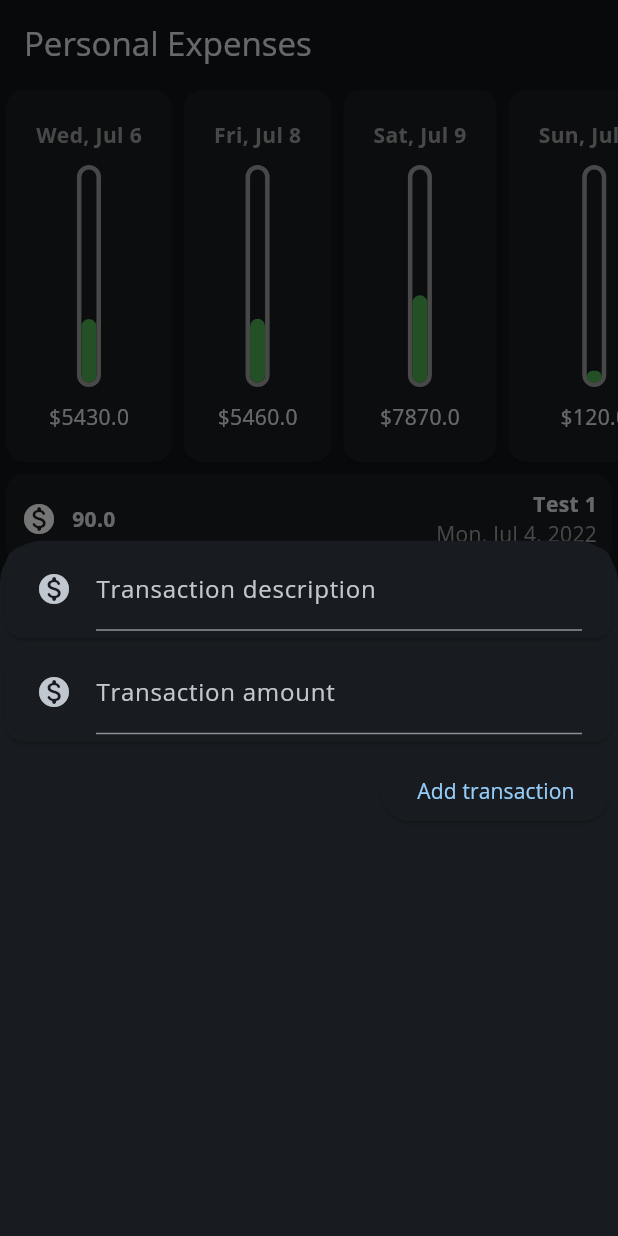
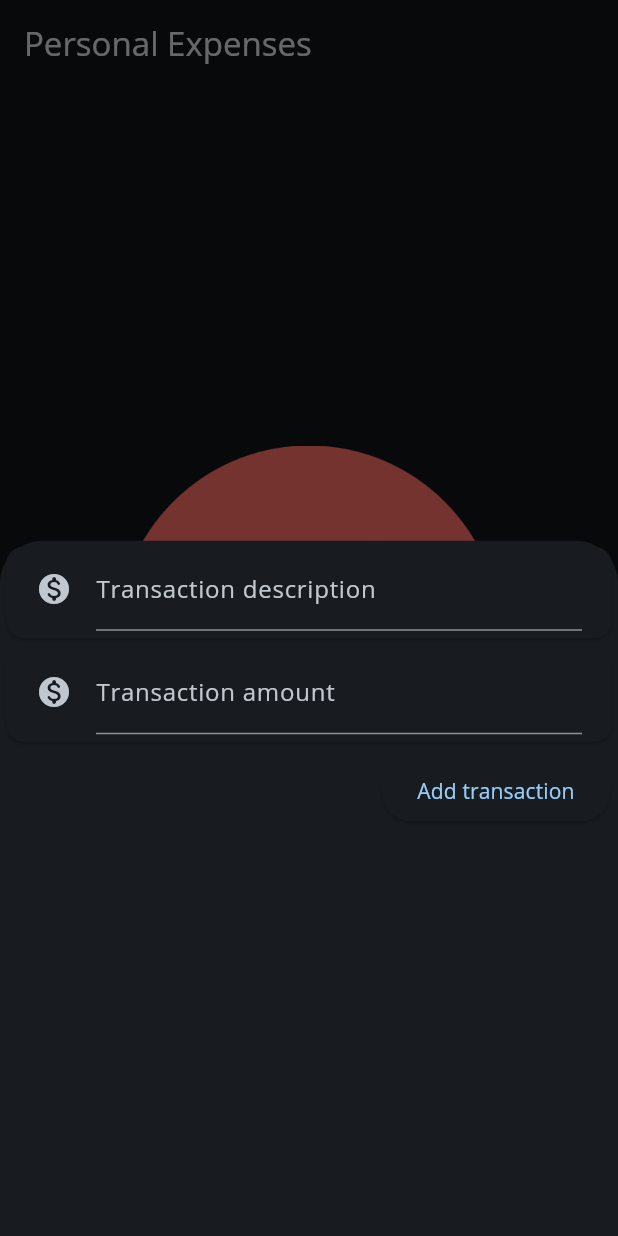
Before and after one commit to Nitram13E/Personal-Expenses, a Flutter app: the screen it shows after launch, after a tap on the "add" icon, on a phone screen of 412 x 824 dp. Run offline on Flutter 3.47's test engine with Material 2 defaults, Android fonts, the phone set to English and light mode, and no system bars.

Commit message:
Refactor of dashboard_page and no_transactions widgets to make them more responsives

```diff
--- a/lib/main.dart
+++ b/lib/main.dart
@@ -48,17 +48,7 @@ class MyHomePage extends StatefulWidget {
 }
 
 class _MyHomePageState extends State<MyHomePage> {
-  final List<Transaction> _transactions = <Transaction>[
-    Transaction(title: 'Test 1', amount: 90, date: DateTime(2022, 7, 4)),
-    Transaction(title: 'Test 2', amount: 190, date: DateTime(2022, 7, 4)),
-    Transaction(title: 'Test 3', amount: 910, date: DateTime(2022, 7, 5)),
-    Transaction(title: 'Test 4', amount: 900, date: DateTime(2022, 7, 5)),
-    Transaction(title: 'Test 5', amount: 920, date: DateTime(2022, 7, 5)),
-    Transaction(title: 'Test 6', amount: 5430, date: DateTime(2022, 7, 6)),
-    Transaction(title: 'Test 7', amount: 5460, date: DateTime(2022, 7, 8)),
-    Transaction(title: 'Test 8', amount: 7870, date: DateTime(2022, 7, 9)),
-    Transaction(title: 'Test 9', amount: 120, date: DateTime(2022, 7, 10)),
-  ];
+  final List<Transaction> _transactions = <Transaction>[];
 
   void _addNewTransaction({required String title, required double amount}) {
     setState(() {
--- a/lib/pages/dashboard_page.dart
+++ b/lib/pages/dashboard_page.dart
@@ -7,7 +7,9 @@ import 'package:personal_expenses/widgets/transaction_list.dart';
 class DashboardPage extends StatefulWidget {
   final Function addNewTransaction;
   final List<Transaction> transactions;
-  const DashboardPage({Key? key, required this.addNewTransaction, required this.transactions}) : super(key: key);
+  const DashboardPage(
+      {Key? key, required this.addNewTransaction, required this.transactions})
+      : super(key: key);
 
   @override
   State<DashboardPage> createState() => _DashboardPageState();
@@ -16,9 +18,14 @@ class DashboardPage extends StatefulWidget {
 class _DashboardPageState extends State<DashboardPage> {
   @override
   Widget build(BuildContext context) {
-    return Column(crossAxisAlignment: CrossAxisAlignment.stretch, children: [
-      TransactionCharts(transactions: widget.transactions),
-      widget.transactions.isNotEmpty ? TransactionList(transactions: widget.transactions) : const NoTransactions(),
-    ]);
+    if (!widget.transactions.isNotEmpty) return const NoTransactions();
+
+    return Column(
+      crossAxisAlignment: CrossAxisAlignment.stretch,
+      children: [
+        TransactionCharts(transactions: widget.transactions),
+        TransactionList(transactions: widget.transactions)
+      ],
+    );
   }
 }
--- a/lib/widgets/no_transactions.dart
+++ b/lib/widgets/no_transactions.dart
@@ -5,20 +5,25 @@ class NoTransactions extends StatelessWidget {
 
   @override
   Widget build(BuildContext context) {
-    return Expanded(
-      child: Column(
-        mainAxisAlignment: MainAxisAlignment.center,
-        children: [
-          Container(
-            height: 250,
-            margin: const EdgeInsets.fromLTRB(0, 0, 0, 30),
-            child: Image.asset(
+    return Center(
+      child: Expanded(
+        child: Column(
+          mainAxisAlignment: MainAxisAlignment.center,
+          children: [
+            Image.asset(
+              scale: 2,
               'assets/images/no-transaction.png',
-              fit: BoxFit.fitHeight,
+              fit: BoxFit.scaleDown,
             ),
-          ),
-          const Text('No transactions registered.', textAlign: TextAlign.center, style: TextStyle(color: Colors.grey, fontWeight: FontWeight.bold)),
-        ],
+            const SizedBox(
+              height: 10,
+            ),
+            const Text('No transactions registered.',
+                textAlign: TextAlign.center,
+                style:
+                    TextStyle(color: Colors.grey, fontWeight: FontWeight.bold)),
+          ],
+        ),
       ),
     );
   }
```
